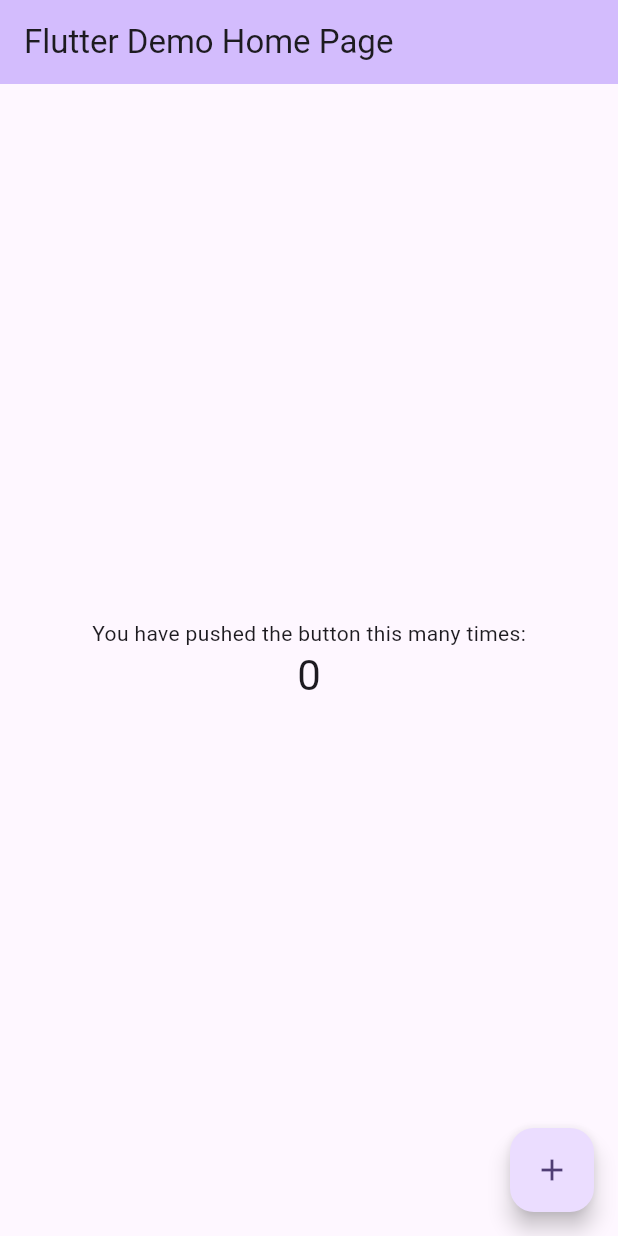
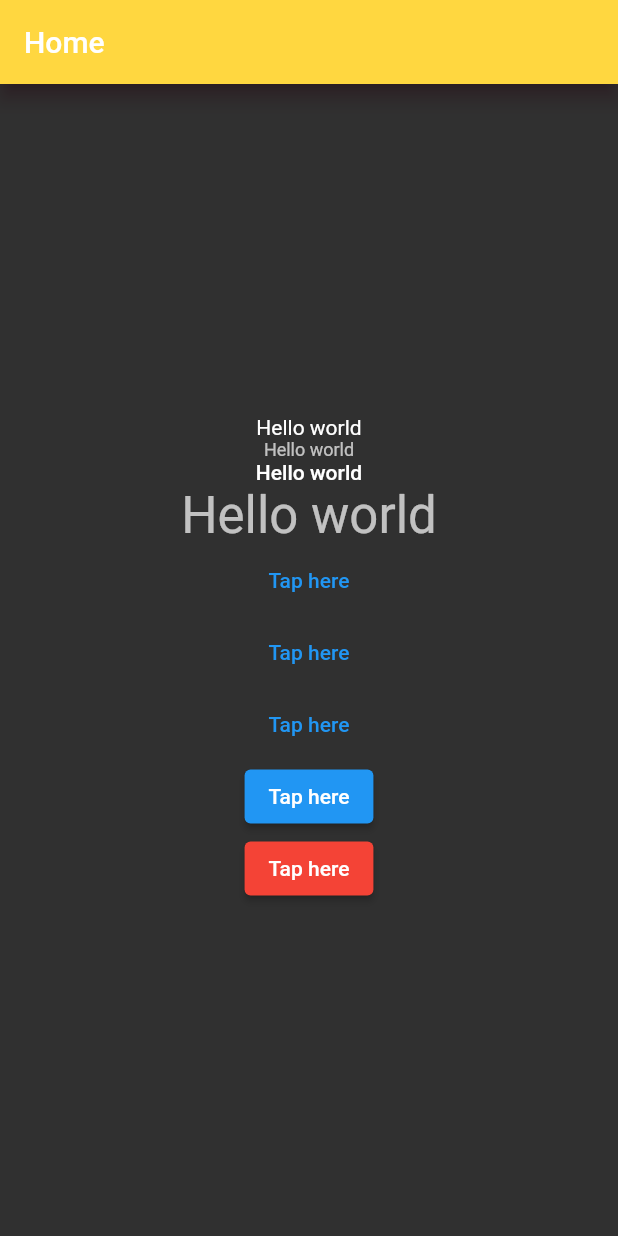
Before and after one commit to sabsar42/practice_ostad_flutter, a Flutter app: the screen it shows after launch, on a phone screen of 412 x 824 dp. Run offline on Flutter 3.47's test engine with Material 2 defaults, Android fonts, the light colour scheme and no system bars.

Commit message:
Themeing and Navigation to differnet pages and Routing

```diff
--- a/lib/main.dart
+++ b/lib/main.dart
@@ -1,125 +1,106 @@
 import 'package:flutter/material.dart';
 
+/// TODO : Add text field theme
+/// TODO : Dark mode er jonno theme data add korben
+
 void main() {
-  runApp(const MyApp());
+  runApp(MyApp());
 }
 
 class MyApp extends StatelessWidget {
   const MyApp({super.key});
 
-  // This widget is the root of your application.
   @override
   Widget build(BuildContext context) {
     return MaterialApp(
-      title: 'Flutter Demo',
+      home: HomeScreen(),
       theme: ThemeData(
-        // This is the theme of your application.
-        //
-        // TRY THIS: Try running your application with "flutter run". You'll see
-        // the application has a blue toolbar. Then, without quitting the app,
-        // try changing the seedColor in the colorScheme below to Colors.green
-        // and then invoke "hot reload" (save your changes or press the "hot
-        // reload" button in a Flutter-supported IDE, or press "r" if you used
-        // the command line to start the app).
-        //
-        // Notice that the counter didn't reset back to zero; the application
-        // state is not lost during the reload. To reset the state, use hot
-        // restart instead.
-        //
-        // This works for code too, not just values: Most code changes can be
-        // tested with just a hot reload.
-        colorScheme: ColorScheme.fromSeed(seedColor: Colors.deepPurple),
-        useMaterial3: true,
+          elevatedButtonTheme: ElevatedButtonThemeData(
+            style: ElevatedButton.styleFrom(
+                foregroundColor: Colors.white,
+                backgroundColor: Colors.green,
+                padding: EdgeInsets.symmetric(horizontal: 16, vertical: 16),
+                shape: RoundedRectangleBorder(
+                    borderRadius: BorderRadius.circular(8)
+                ),
+                elevation: 5,
+                textStyle: TextStyle(
+                    fontSize: 16,
+                    fontWeight: FontWeight.bold,
+                    letterSpacing: 0.6,
+                    wordSpacing: 0.5
+                )
+            ),
+          ),
+          textButtonTheme: TextButtonThemeData(
+              style: TextButton.styleFrom(
+                  textStyle: TextStyle(
+                      fontSize: 20,
+                      fontWeight: FontWeight.w600
+                  ),
+                  foregroundColor: Colors.deepOrange
+              )
+          ),
+          appBarTheme: AppBarTheme(
+              backgroundColor: Colors.pink,
+              elevation: 5,
+              shadowColor: Colors.green
+          ),
+          textTheme: TextTheme(
+            bodyMedium: TextStyle(
+                fontSize: 18
+            ),
+            bodySmall: TextStyle(
+                fontSize: 10
+            ),
+            bodyLarge: TextStyle(
+                fontSize: 22
+            ),
+          )
       ),
-      home: const MyHomePage(title: 'Flutter Demo Home Page'),
+      darkTheme: ThemeData(
+        brightness: Brightness.dark,
+        appBarTheme: AppBarTheme(
+            backgroundColor: Colors.amberAccent,
+            elevation: 5,
+            shadowColor: Color(0xFF510622)
+        ),
+      ),
+      themeMode: ThemeMode.dark,
     );
   }
 }
 
-class MyHomePage extends StatefulWidget {
-  const MyHomePage({super.key, required this.title});
-
-  // This widget is the home page of your application. It is stateful, meaning
-  // that it has a State object (defined below) that contains fields that affect
-  // how it looks.
-
-  // This class is the configuration for the state. It holds the values (in this
-  // case the title) provided by the parent (in this case the App widget) and
-  // used by the build method of the State. Fields in a Widget subclass are
-  // always marked "final".
-
-  final String title;
-
-  @override
-  State<MyHomePage> createState() => _MyHomePageState();
-}
-
-class _MyHomePageState extends State<MyHomePage> {
-  int _counter = 0;
-
-  void _incrementCounter() {
-    setState(() {
-      // This call to setState tells the Flutter framework that something has
-      // changed in this State, which causes it to rerun the build method below
-      // so that the display can reflect the updated values. If we changed
-      // _counter without calling setState(), then the build method would not be
-      // called again, and so nothing would appear to happen.
-      _counter++;
-    });
-  }
+class HomeScreen extends StatelessWidget {
+  const HomeScreen({super.key});
 
   @override
   Widget build(BuildContext context) {
-    // This method is rerun every time setState is called, for instance as done
-    // by the _incrementCounter method above.
-    //
-    // The Flutter framework has been optimized to make rerunning build methods
-    // fast, so that you can just rebuild anything that needs updating rather
-    // than having to individually change instances of widgets.
     return Scaffold(
       appBar: AppBar(
-        // TRY THIS: Try changing the color here to a specific color (to
-        // Colors.amber, perhaps?) and trigger a hot reload to see the AppBar
-        // change color while the other colors stay the same.
-        backgroundColor: Theme.of(context).colorScheme.inversePrimary,
-        // Here we take the value from the MyHomePage object that was created by
-        // the App.build method, and use it to set our appbar title.
-        title: Text(widget.title),
+        title: Text('Home'),
       ),
       body: Center(
-        // Center is a layout widget. It takes a single child and positions it
-        // in the middle of the parent.
         child: Column(
-          // Column is also a layout widget. It takes a list of children and
-          // arranges them vertically. By default, it sizes itself to fit its
-          // children horizontally, and tries to be as tall as its parent.
-          //
-          // Column has various properties to control how it sizes itself and
-          // how it positions its children. Here we use mainAxisAlignment to
-          // center the children vertically; the main axis here is the vertical
-          // axis because Columns are vertical (the cross axis would be
-          // horizontal).
-          //
-          // TRY THIS: Invoke "debug painting" (choose the "Toggle Debug Paint"
-          // action in the IDE, or press "p" in the console), to see the
-          // wireframe for each widget.
           mainAxisAlignment: MainAxisAlignment.center,
-          children: <Widget>[
-            const Text(
-              'You have pushed the button this many times:',
-            ),
-            Text(
-              '$_counter',
-              style: Theme.of(context).textTheme.headlineMedium,
+          children: [
+            Text('Hello world',),
+            Text('Hello world', style: Theme.of(context).textTheme.bodySmall,),
+            Text('Hello world', style: Theme.of(context).textTheme.bodyLarge,),
+            Text('Hello world', style: Theme.of(context).textTheme.headlineMedium,),
+            TextButton(onPressed: () {}, child: Text('Tap here'),),
+            TextButton(onPressed: () {}, child: Text('Tap here'),),
+            TextButton(onPressed: () {}, child: Text('Tap here'),),
+            ElevatedButton(
+              onPressed: () {}, child: Text('Tap here'),),
+            ElevatedButton(
+              style: ElevatedButton.styleFrom(backgroundColor: Colors.red),
+              onPressed: () {},
+              child: Text('Tap here'),
             ),
           ],
         ),
       ),
-      floatingActionButton: FloatingActionButton(
-        onPressed: _incrementCounter,
-        tooltip: 'Increment',
-        child: const Icon(Icons.add),
-      ), // This trailing comma makes auto-formatting nicer for build methods.
     );
   }
 }
```
